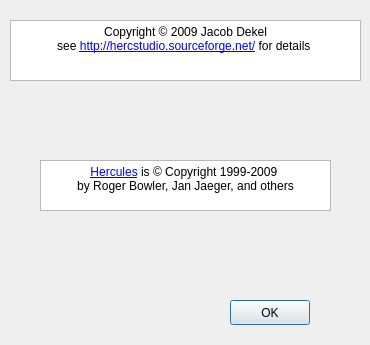
Old version of the form HerculesStudio/HercStudio/helpabout.ui in the repository fsword7/hercgui.
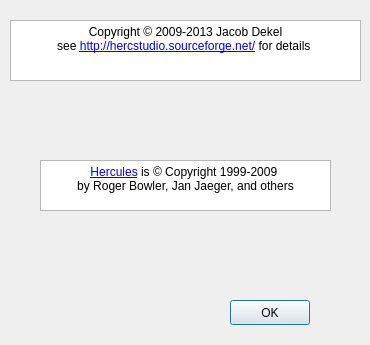
New version of the form.

Commit message: bump copyright years up

What changed in the file:
```diff
--- a/HerculesStudio/HercStudio/helpabout.ui
+++ b/HerculesStudio/HercStudio/helpabout.ui
@@ -131,7 +131,7 @@
 &lt;table style=&quot;-qt-table-type: root; margin-top:4px; margin-bottom:4px; margin-left:4px; margin-right:4px;&quot;&gt;
 &lt;tr&gt;
 &lt;td style=&quot;border: none;&quot;&gt;
-&lt;p align=&quot;center&quot; style=&quot; margin-top:0px; margin-bottom:0px; margin-left:0px; margin-right:0px; -qt-block-indent:0; text-indent:0px;&quot;&gt;&lt;span style=&quot; font-family:'Sans';&quot;&gt;Copyright © 2009 Jacob Dekel&lt;/span&gt;&lt;/p&gt;
+&lt;p align=&quot;center&quot; style=&quot; margin-top:0px; margin-bottom:0px; margin-left:0px; margin-right:0px; -qt-block-indent:0; text-indent:0px;&quot;&gt;&lt;span style=&quot; font-family:'Sans';&quot;&gt;Copyright © 2009-2013 Jacob Dekel&lt;/span&gt;&lt;/p&gt;
 &lt;p align=&quot;center&quot; style=&quot; margin-top:0px; margin-bottom:0px; margin-left:0px; margin-right:0px; -qt-block-indent:0; text-indent:0px;&quot;&gt;&lt;span style=&quot; font-family:'Sans Serif';&quot;&gt;see &lt;/span&gt;&lt;a href=&quot;http://hercstudio.sourceforge.net/&quot;&gt;&lt;span style=&quot; font-family:'Sans Serif'; text-decoration: underline; color:#0000ff;&quot;&gt;http://hercstudio.sourceforge.net/&lt;/span&gt;&lt;/a&gt;&lt;span style=&quot; font-family:'Sans Serif';&quot;&gt; for details &lt;/span&gt;&lt;/p&gt;&lt;/td&gt;&lt;/tr&gt;&lt;/table&gt;&lt;/body&gt;&lt;/html&gt;</string>
    </property>
    <property name="openExternalLinks">
```
The commit also changes 153 other files.
